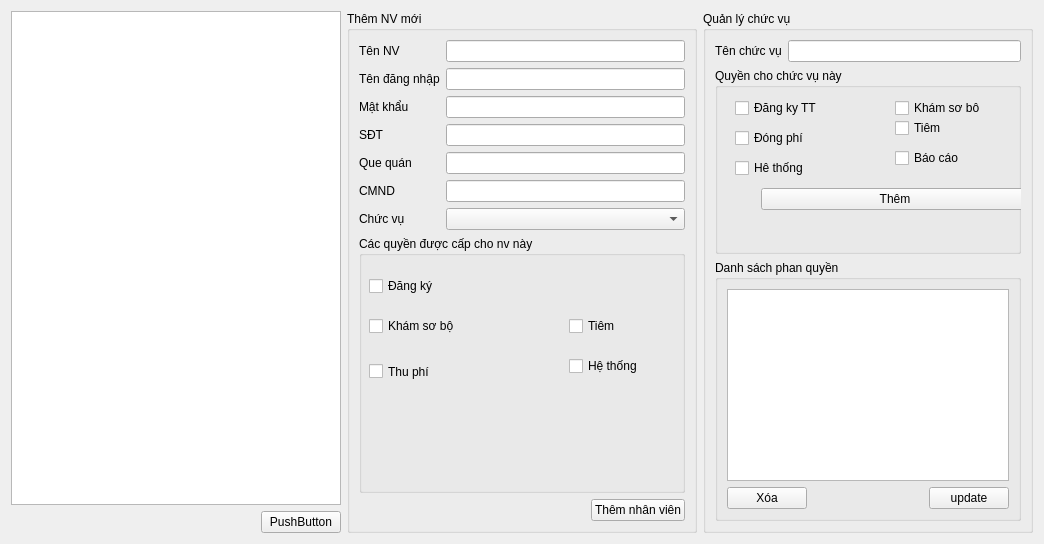
Qt form managenv.ui (xdien/tcmr) before a commit.
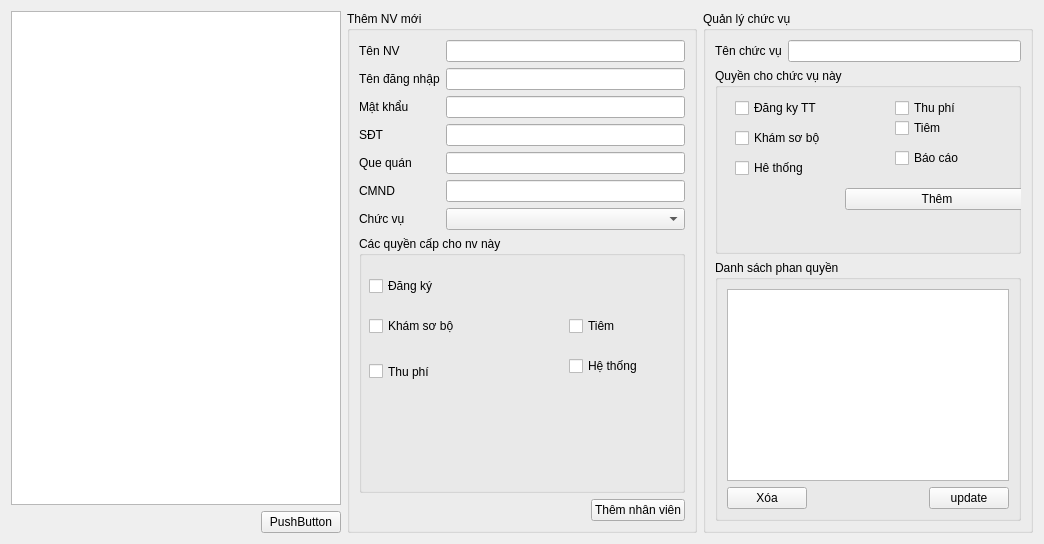
The same form after that commit.

```diff
--- a/managenv.ui
+++ b/managenv.ui
@@ -155,7 +155,7 @@
          </sizepolicy>
         </property>
         <property name="title">
-         <string>Các quyền được cấp cho nv này</string>
+         <string>Các quyền cấp cho nv này</string>
         </property>
         <widget class="QCheckBox" name="checkBox_3h">
          <property name="geometry">
@@ -298,7 +298,7 @@
           <rect>
            <x>20</x>
            <y>30</y>
-           <width>91</width>
+           <width>101</width>
            <height>20</height>
           </rect>
          </property>
@@ -311,12 +311,12 @@
           <rect>
            <x>20</x>
            <y>60</y>
-           <width>86</width>
+           <width>111</width>
            <height>20</height>
           </rect>
          </property>
          <property name="text">
-          <string>Đóng phí</string>
+          <string>Khám sơ bộ</string>
          </property>
         </widget>
         <widget class="QCheckBox" name="checkBox_3">
@@ -324,12 +324,12 @@
           <rect>
            <x>180</x>
            <y>30</y>
-           <width>101</width>
+           <width>81</width>
            <height>20</height>
           </rect>
          </property>
          <property name="text">
-          <string>Khám sơ bô </string>
+          <string>Thu phí</string>
          </property>
         </widget>
         <widget class="QCheckBox" name="checkBox_4">
@@ -375,7 +375,7 @@
             </property>
             <property name="sizeHint" stdset="0">
              <size>
-              <width>40</width>
+              <width>124</width>
               <height>20</height>
              </size>
             </property>
```
